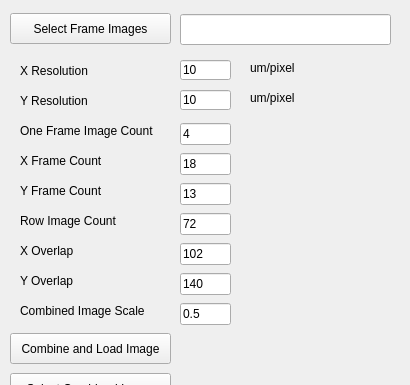
Qt form DataModule/ScanImageWidget.ui (chuandongxu/AOI) before a commit; both pictures show x 0 to 410 and y 93 to 478 of the 410 by 950 pixel window.
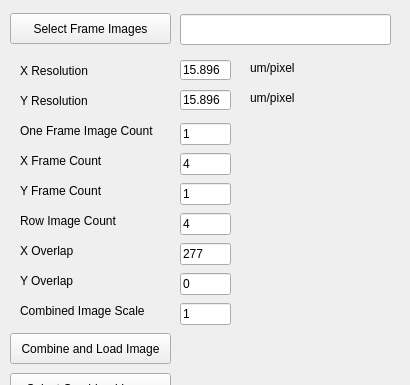
The same form after that commit.

The edit to the form file:
```diff
--- a/DataModule/ScanImageWidget.ui
+++ b/DataModule/ScanImageWidget.ui
@@ -115,7 +115,7 @@
       </rect>
      </property>
      <property name="text">
-      <string>10</string>
+      <string>15.896</string>
      </property>
     </widget>
     <widget class="QLabel" name="labelResolutionUnitX">
@@ -157,7 +157,7 @@
       </rect>
      </property>
      <property name="text">
-      <string>10</string>
+      <string>15.896</string>
      </property>
     </widget>
     <widget class="QLabel" name="labelCombinedImageZoomScale">
@@ -183,7 +183,7 @@
       </rect>
      </property>
      <property name="text">
-      <string>0.5</string>
+      <string>1</string>
      </property>
     </widget>
     <widget class="QPushButton" name="btnSelectFrameImages">
@@ -209,7 +209,7 @@
       </rect>
      </property>
      <property name="text">
-      <string>4</string>
+      <string>1</string>
      </property>
     </widget>
     <widget class="QLabel" name="labelFiducialMarkCount">
@@ -248,7 +248,7 @@
       </rect>
      </property>
      <property name="text">
-      <string>13</string>
+      <string>1</string>
      </property>
     </widget>
     <widget class="QLabel" name="labelFrameCountX">
@@ -274,7 +274,7 @@
       </rect>
      </property>
      <property name="text">
-      <string>18</string>
+      <string>4</string>
      </property>
     </widget>
     <widget class="QLabel" name="labelRowImageCount">
@@ -300,7 +300,7 @@
       </rect>
      </property>
      <property name="text">
-      <string>72</string>
+      <string>4</string>
      </property>
     </widget>
     <widget class="QLabel" name="labelOverlapX">
@@ -339,7 +339,7 @@
       </rect>
      </property>
      <property name="text">
-      <string>102</string>
+      <string>277</string>
      </property>
     </widget>
     <widget class="QLineEdit" name="lineEditOverlapY">
@@ -352,7 +352,7 @@
       </rect>
      </property>
      <property name="text">
-      <string>140</string>
+      <string>0</string>
      </property>
     </widget>
     <widget class="QLineEdit" name="lineEditFrameImageFolder">
```
